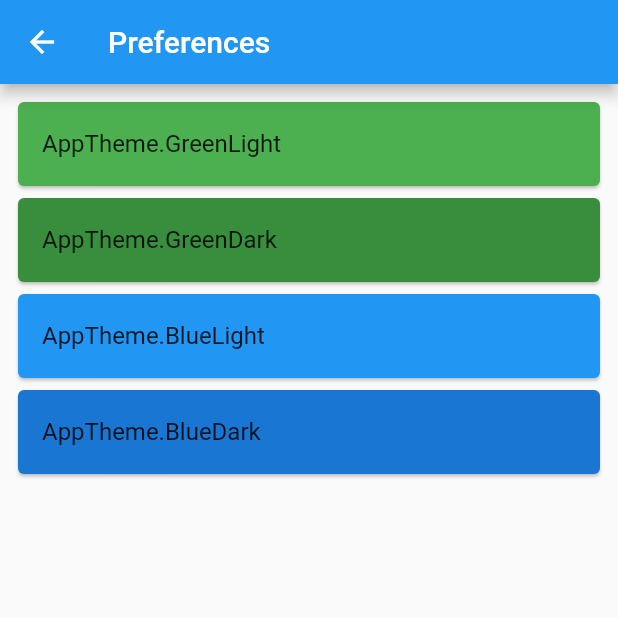
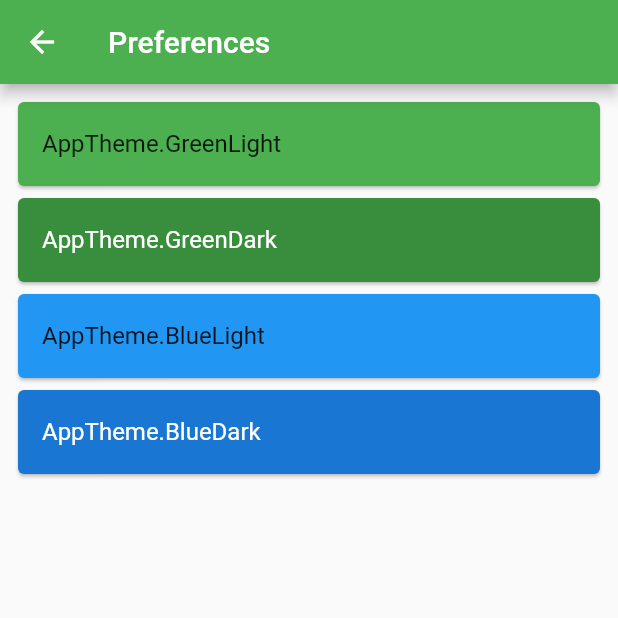
Before and after one commit to Android-Builds/Pseudo-Music, a Flutter app: the screen it shows after launch, after a tap on the "settings" icon, on a phone screen of 412 x 824 dp, the top half of it. Run offline on Flutter 3.47's test engine with Material 2 defaults, Android fonts, the phone set to English and light mode, and no system bars; our stand-ins replace bloc, equatable, flutter_bloc, flutter_icons, lottie; missing offline and left inert: flutter_audio_query; statements that could not run were skipped.

Commit message:
Revert to old methods for theme change

```diff
--- a/lib/main.dart
+++ b/lib/main.dart
@@ -22,9 +22,7 @@ class MyApp extends StatelessWidget {
       debugShowCheckedModeBanner: false,
       //theme: state.themeData,
       //darkTheme: state.themeData.copyWith(brightness: Brightness.dark),
-      theme: ThemeData(
-        accentColor: state.themeData,
-      ),
+      theme: state.themeData,
       home: SplashScreen(),
     );
   }
--- a/lib/ui/global/theme/app_themes.dart
+++ b/lib/ui/global/theme/app_themes.dart
@@ -8,8 +8,20 @@ enum AppTheme {
 }
 
 final appThemeData = {
-  AppTheme.GreenLight: Colors.green,
-  AppTheme.GreenDark: Colors.green[700],
-  AppTheme.BlueLight: Colors.blue,
-  AppTheme.BlueDark: Colors.blue[700],
+  AppTheme.GreenLight: ThemeData(
+    brightness: Brightness.light,
+    primaryColor: Colors.green,
+  ),
+  AppTheme.GreenDark: ThemeData(
+    brightness: Brightness.dark,
+    primaryColor: Colors.green[700],
+  ),
+  AppTheme.BlueLight: ThemeData(
+    brightness: Brightness.light,
+    primaryColor: Colors.blue,
+  ),
+  AppTheme.BlueDark: ThemeData(
+    brightness: Brightness.dark,
+    primaryColor: Colors.blue[700],
+  ),
 };
--- a/lib/ui/global/theme/bloc/theme_state.dart
+++ b/lib/ui/global/theme/bloc/theme_state.dart
@@ -4,7 +4,7 @@ import 'package:flutter/material.dart';
 
 @immutable
 class ThemeState extends Equatable {
-  final Color themeData;
+  final ThemeData themeData;
 
   ThemeState({
     @required this.themeData,
--- a/lib/ui/preference/preference_page.dart
+++ b/lib/ui/preference/preference_page.dart
@@ -1,6 +1,5 @@
 import 'package:flutter/material.dart';
 import 'package:flutter_bloc/flutter_bloc.dart';
-import 'package:pseudomusic/utils/variables.dart';
 import 'package:pseudomusic/ui/global/theme/app_themes.dart';
 import 'package:pseudomusic/ui/global/theme/bloc/bloc.dart';
 import 'package:pseudomusic/ui/global/theme/bloc/theme_event.dart';
@@ -8,8 +7,6 @@ import 'package:pseudomusic/ui/global/theme/bloc/theme_event.dart';
 class PreferencePage extends StatelessWidget {
   @override
   Widget build(BuildContext context) {
-    darkmode = MediaQuery.of(context).platformBrightness == Brightness.dark;
-    brightness = darkmode ? Brightness.dark : Brightness.light;
     return Scaffold(
       appBar: AppBar(
         title: Text('Preferences'),
@@ -20,10 +17,11 @@ class PreferencePage extends StatelessWidget {
         itemBuilder: (context, index) {
           final itemAppTheme = AppTheme.values[index];
           return Card(
-            color: appThemeData[itemAppTheme],
+            color: appThemeData[itemAppTheme].primaryColor,
             child: ListTile(
               title: Text(
                 itemAppTheme.toString(),
+                style: appThemeData[itemAppTheme].textTheme.body1,
               ),
               onTap: () {
                 BlocProvider.of<ThemeBloc>(context).add(
```
